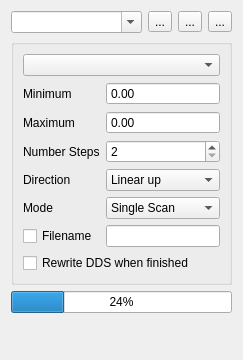
Qt form ui/ScanParameters.ui (MonroeQuantumNetworks/IonControl) before a commit.
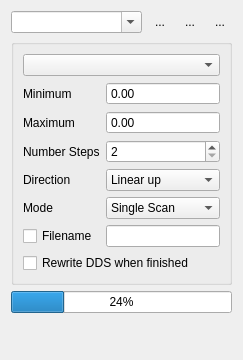
The same form after that commit. Icons and pictures are not drawn. Custom widgets are drawn as their Qt base class.

What changed in the file:
```diff
--- a/ui/ScanParameters.ui
+++ b/ui/ScanParameters.ui
@@ -35,6 +35,9 @@
         <iconset resource="Experiment.qrc">
          <normaloff>:/kde/icons/filesave.png</normaloff>:/kde/icons/filesave.png</iconset>
        </property>
+       <property name="autoRaise">
+        <bool>true</bool>
+       </property>
       </widget>
      </item>
      <item>
@@ -46,6 +49,9 @@
         <iconset resource="Experiment.qrc">
          <normaloff>:/openicon/icons/edit-undo-8.png</normaloff>:/openicon/icons/edit-undo-8.png</iconset>
        </property>
+       <property name="autoRaise">
+        <bool>true</bool>
+       </property>
       </widget>
      </item>
      <item>
@@ -57,6 +63,9 @@
         <iconset resource="Experiment.qrc">
          <normaloff>:/openicon/icons/edit-redo-8.png</normaloff>:/openicon/icons/edit-redo-8.png</iconset>
        </property>
+       <property name="autoRaise">
+        <bool>true</bool>
+       </property>
       </widget>
      </item>
     </layout>
```
